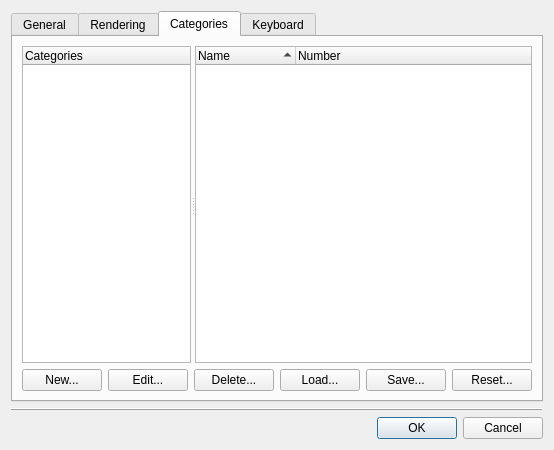
Qt form qt/lc_qpreferencesdialog.ui (ldraw-linux/leocad) before a commit.
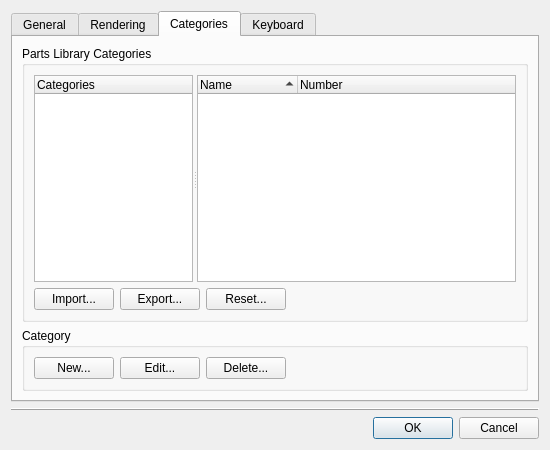
The same form after that commit. The open tabs and pages were chosen to show the change.

Commit message: Automatically save library categories.

The edit to the form file:
```diff
--- a/qt/lc_qpreferencesdialog.ui
+++ b/qt/lc_qpreferencesdialog.ui
@@ -275,6 +275,12 @@
       </attribute>
       <layout class="QVBoxLayout" name="verticalLayout_3">
        <item>
+        <widget class="QGroupBox" name="groupBox_3">
+         <property name="title">
+          <string>Parts Library Categories</string>
+         </property>
+         <layout class="QVBoxLayout" name="verticalLayout_7">
+          <item>
         <widget class="QSplitter" name="splitter">
          <property name="sizePolicy">
           <sizepolicy hsizetype="Expanding" vsizetype="Expanding">
@@ -354,6 +360,51 @@
        <item>
         <layout class="QHBoxLayout" name="horizontalLayout">
          <item>
+             <widget class="QPushButton" name="importCategories">
+              <property name="text">
+               <string>Import...</string>
+              </property>
+             </widget>
+            </item>
+            <item>
+             <widget class="QPushButton" name="exportCategories">
+              <property name="text">
+               <string>Export...</string>
+              </property>
+             </widget>
+            </item>
+            <item>
+             <widget class="QPushButton" name="resetCategories">
+              <property name="text">
+               <string>Reset...</string>
+              </property>
+             </widget>
+            </item>
+            <item>
+             <spacer name="horizontalSpacer_4">
+              <property name="orientation">
+               <enum>Qt::Horizontal</enum>
+              </property>
+              <property name="sizeHint" stdset="0">
+               <size>
+                <width>40</width>
+                <height>20</height>
+               </size>
+              </property>
+             </spacer>
+            </item>
+           </layout>
+          </item>
+         </layout>
+        </widget>
+       </item>
+       <item>
+        <widget class="QGroupBox" name="groupBox_2">
+         <property name="title">
+          <string>Category</string>
+         </property>
+         <layout class="QHBoxLayout" name="horizontalLayout_7">
+          <item>
           <widget class="QPushButton" name="newCategory">
            <property name="text">
             <string>New...</string>
@@ -387,28 +438,8 @@
            </property>
           </spacer>
          </item>
-         <item>
-          <widget class="QPushButton" name="loadCategories">
-           <property name="text">
-            <string>Load...</string>
-           </property>
-          </widget>
-         </item>
-         <item>
-          <widget class="QPushButton" name="saveCategories">
-           <property name="text">
-            <string>Save...</string>
-           </property>
-          </widget>
-         </item>
-         <item>
-          <widget class="QPushButton" name="resetCategories">
-           <property name="text">
-            <string>Reset...</string>
-           </property>
-          </widget>
-         </item>
-        </layout>
+         </layout>
+        </widget>
        </item>
       </layout>
      </widget>
```
Left out of the diff: 6 changed lines with no effect on the pictures. Lines whose indentation alone changed are shown as unchanged. The commit also changes 15 other files.
